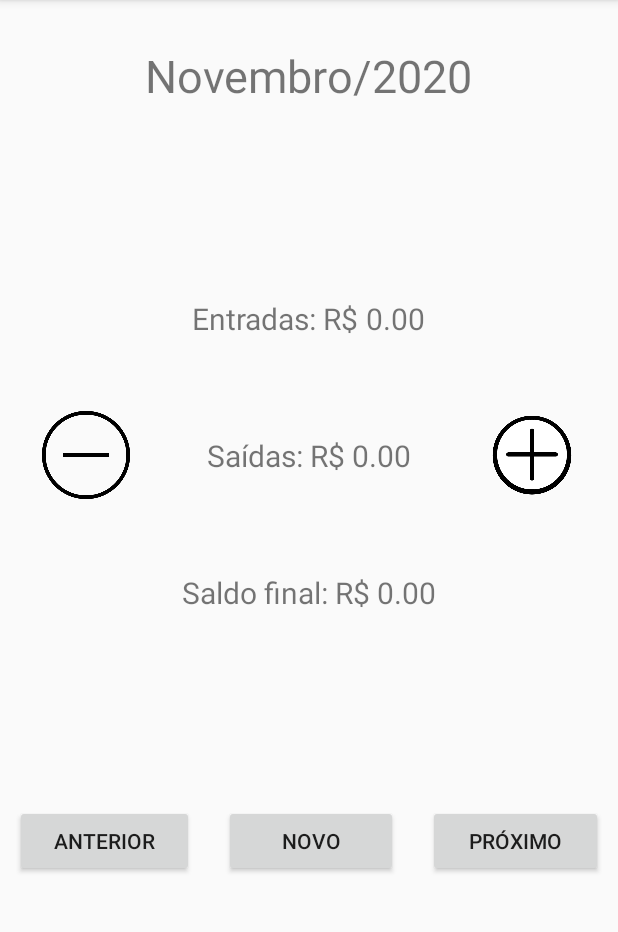
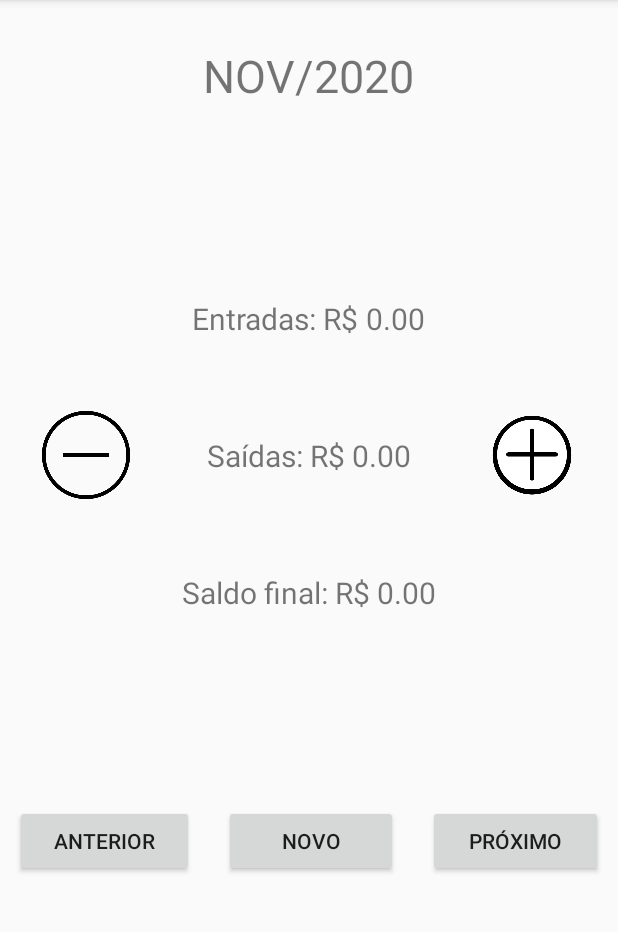
Before and after one commit to nigarofe/GestorFinanceiro, an Android app: the screen it shows after launch (MainActivity), on a phone screen of 412 x 824 dp, the part 84-1016 px from its top. Run offline under Robolectric (Android 15) with nearby library versions, the phone set to English and light mode, and no system bars.

Commit message:
Fim vídeo 7

```diff
--- a/app/src/main/java/com/ifmg/carteiramensal/MainActivity.java
+++ b/app/src/main/java/com/ifmg/carteiramensal/MainActivity.java
@@ -3,12 +3,49 @@ package com.ifmg.carteiramensal;
 import androidx.appcompat.app.AppCompatActivity;
 
 import android.os.Bundle;
+import android.widget.Button;
+import android.widget.ImageButton;
+import android.widget.TextView;
+
+import java.util.Calendar;
 
 public class MainActivity extends AppCompatActivity {
+
+    private TextView tituloMainTxt;
+    private TextView entradaTxt;
+    private TextView saidaTxt;
+    private TextView saldoTxt;
+    private ImageButton saidaBtn;
+    private ImageButton entradaBtn;
+    private Button anteriorBtn;
+    private Button novoBtn;
+    private Button proximoBtn;
+    private Calendar cal;
 
     @Override
     protected void onCreate(Bundle savedInstanceState) {
         super.onCreate(savedInstanceState);
         setContentView(R.layout.activity_main);
+
+        tituloMainTxt = (TextView) findViewById(R.id.tituloMainTxt);
+        entradaTxt = (TextView) findViewById(R.id.entradaTxt);
+        saidaTxt = (TextView) findViewById(R.id.saidaTxt);
+        saldoTxt = (TextView) findViewById(R.id.saldoTxt);
+        saidaBtn = (ImageButton) findViewById(R.id.saidaBtn);
+        entradaBtn = (ImageButton) findViewById(R.id.entradaBtn);
+        anteriorBtn = (Button) findViewById(R.id.anteriorBtn);
+        novoBtn = (Button) findViewById(R.id.novoBtn);
+        proximoBtn = (Button) findViewById(R.id.proximoBtn);
+
+        cal = Calendar.getInstance();
+        atualizarMesAno();
+    }
+
+    private void atualizarMesAno() {
+        String nomeMes[] = {"JAN", "FEV", "MAR", "ABR", "MAI", "JUN", "JUL", "AGO", "SET", "OUT", "NOV", "DEZ"};
+        int mes = cal.get(Calendar.MONTH);
+        int ano = cal.get(Calendar.YEAR);
+
+        tituloMainTxt.setText(nomeMes[mes] + "/" + ano);
     }
 }
--- a/app/src/main/res/layout/activity_main.xml
+++ b/app/src/main/res/layout/activity_main.xml
@@ -21,7 +21,7 @@
             android:layout_marginBottom="64dp"
             android:text="Novembro/2020"
             android:textSize="30sp"
-            android:id="@+id/tituloMain"/>
+            android:id="@+id/tituloMainTxt"/>
 
         <LinearLayout
             android:layout_width="wrap_content"
```
